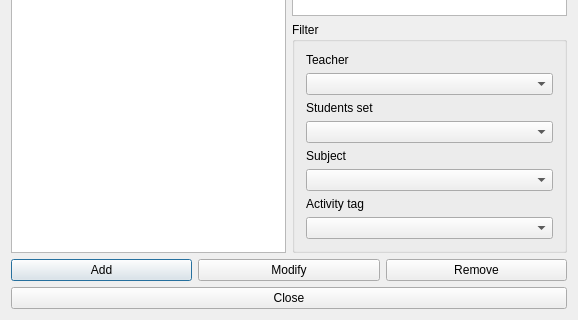
First picture: the form in fet/src/interface/constraintactivitiessamestartinghourform_template.ui, repository vonmecheln/fet, before the edit; both pictures show x 0 to 578 and y 227 to 547 of the 578 by 547 pixel window.
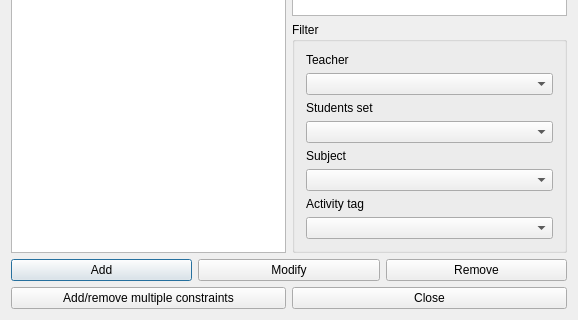
Second picture: the form after the edit.

What changed in the file:
```diff
--- a/fet/src/interface/constraintactivitiessamestartinghourform_template.ui
+++ b/fet/src/interface/constraintactivitiessamestartinghourform_template.ui
@@ -141,11 +141,22 @@
     </layout>
    </item>
    <item row="2" column="0" colspan="2">
+    <layout class="QHBoxLayout" name="horizontalLayout_2">
+     <item>
+      <widget class="QPushButton" name="addRemoveMultipleConstraintsPushButton">
+       <property name="text">
+        <string>Add/remove multiple constraints</string>
+       </property>
+      </widget>
+     </item>
+     <item>
     <widget class="QPushButton" name="closePushButton">
      <property name="text">
       <string>Close</string>
      </property>
     </widget>
+     </item>
+    </layout>
    </item>
   </layout>
  </widget>
```
Lines whose indentation alone changed are shown as unchanged.
